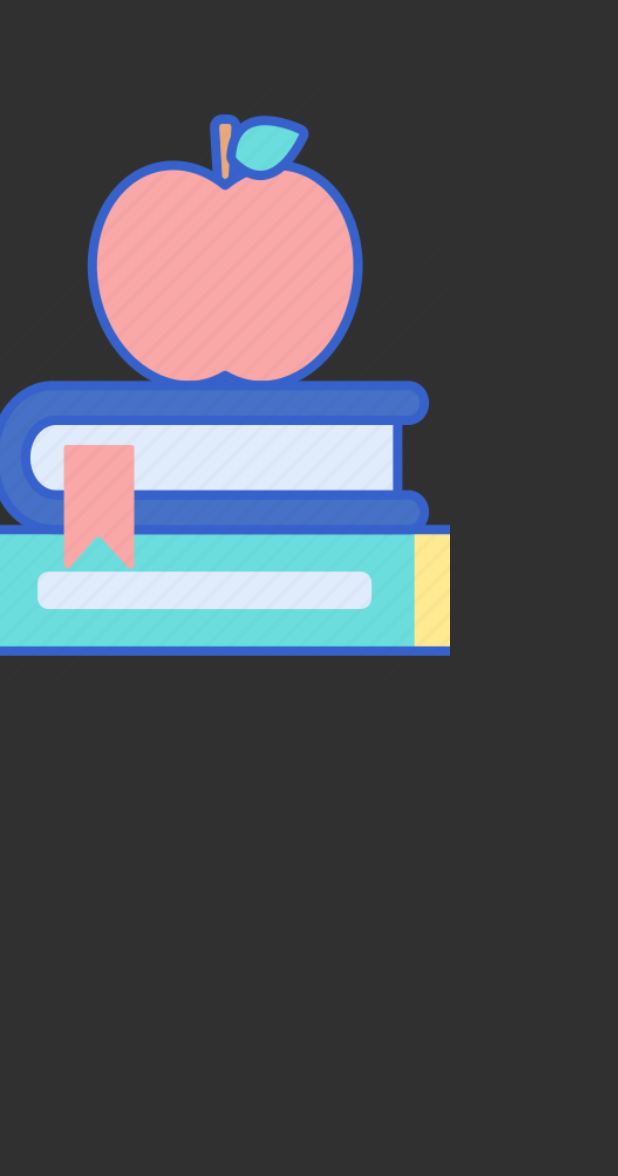
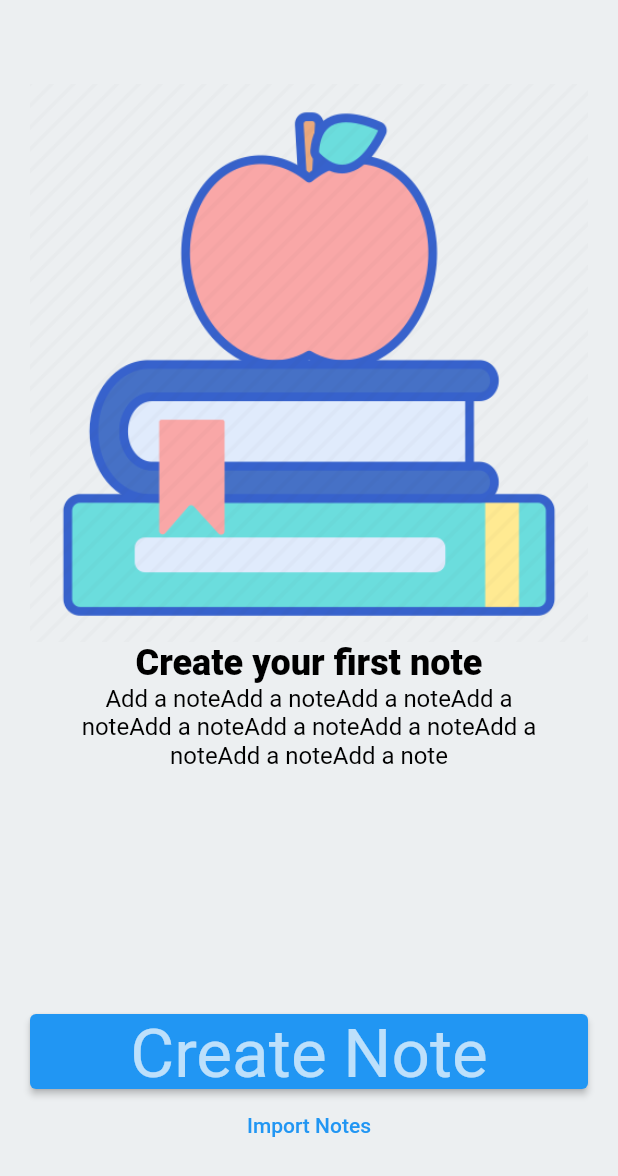
Before and after one commit to ahmethakanyldrm/flutter_learn, a Flutter app: the screen it shows after launch, on a phone screen of 412 x 824 dp. Shown: the top 1176 px of the screen. Run offline on Flutter 3.47's test engine with Material 2 defaults, Android fonts, the phone set to English and light mode, and no system bars.

Commit message:
Basic UI designed. Image, Text, Button, SizedBox, Padding used.

```diff
--- /dev/null
+++ b/lib/demos/note_demos_view.dart
@@ -0,0 +1,112 @@
+import 'package:flutter/material.dart';
+import 'package:flutter/services.dart';
+import 'package:flutter_learn/101/image_learn.dart';
+
+class NoteDemosView extends StatelessWidget {
+  const NoteDemosView({super.key});
+
+  final title = "Create your first note";
+  final description = "Add a note";
+  final buttonTitle = "Create Note";
+  final importNotes = "Import Notes";
+
+  @override
+  Widget build(BuildContext context) {
+    return Scaffold(
+      backgroundColor: Colors.blueGrey[50],
+      appBar: AppBar(systemOverlayStyle: SystemUiOverlayStyle.dark,),
+      body: Padding(
+        padding: PaddingItems.horizontal,
+        child: Column(
+          children: [
+            PngImage(
+              path: ImageItems().appleWithBook,
+            ),
+            _TitleText(title: title),
+            Padding(
+              padding: PaddingItems.vertical,
+              child: _SubTitleText(description: description),
+            ),
+            Spacer(),
+            createButton(context),
+            TextButton(
+              onPressed: () {},
+              child: Text(importNotes),
+            ),
+            SizedBox(height: 50,)
+          ],
+        ),
+      ),
+    );
+  }
+
+  ElevatedButton createButton(BuildContext context) {
+    return ElevatedButton(
+            onPressed: () {
+              print("Created note");
+            },
+            child: SizedBox(
+              height: ButtonHeights.buttonNormalHeight,
+              child: Center(
+                child: Text(
+                  buttonTitle,
+                  style: Theme.of(context).textTheme.headline3,
+                ),
+              ),
+            ),
+          );
+  }
+}
+
+/// Center text Widget
+class _SubTitleText extends StatelessWidget {
+  const _SubTitleText({
+    super.key,
+    required this.description,
+    this.textAlign = TextAlign.center,
+  });
+
+  final String description;
+  final TextAlign? textAlign;
+
+  @override
+  Widget build(BuildContext context) {
+    return Text(
+      description * 10,
+      textAlign: TextAlign.center,
+      style: Theme.of(context).textTheme.subtitle1?.copyWith(
+            color: Colors.black,
+            fontWeight: FontWeight.w400,
+          ),
+    );
+  }
+}
+
+class _TitleText extends StatelessWidget {
+  const _TitleText({
+    super.key,
+    required this.title,
+  });
+
+  final String title;
+
+  @override
+  Widget build(BuildContext context) {
+    return Text(
+      title,
+      style: Theme.of(context).textTheme.headline5?.copyWith(
+            color: Colors.black,
+            fontWeight: FontWeight.w800,
+          ),
+    );
+  }
+}
+
+class PaddingItems {
+  static final EdgeInsets horizontal = EdgeInsets.symmetric(horizontal: 20);
+  static final EdgeInsets vertical = EdgeInsets.symmetric(horizontal: 20);
+}
+
+class ButtonHeights {
+  static double buttonNormalHeight = 50;
+}
--- a/lib/main.dart
+++ b/lib/main.dart
@@ -2,6 +2,7 @@ import 'package:flutter/material.dart';
 import 'package:flutter_learn/101/color_learn.dart';
 
 import '101/image_learn.dart';
+import 'demos/note_demos_view.dart';
 
 void main() {
   runApp(const MyApp());
@@ -29,7 +30,7 @@ class MyApp extends StatelessWidget {
       // colorScheme: ColorScheme.fromSeed(seedColor: Colors.deepOrangeAccent),
       // useMaterial3: true,
       // ),
-      home: ImageLearn(),
+      home: NoteDemosView(),
     );
   }
 }
```
